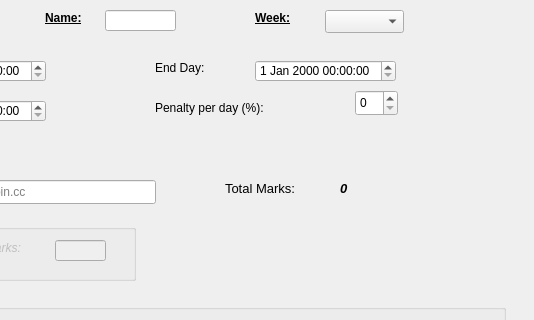
This is src/ui/createOneOffAssignment_dialog.ui in healyp/handin as Qt 5 draws it before an edit; both pictures show x 255 to 789 and y 0 to 320 of the 789 by 930 pixel window. The edited form follows.
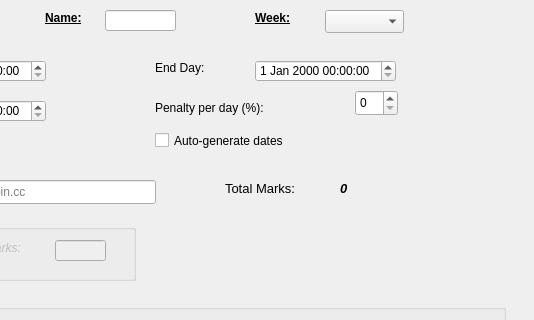
This is the edited form.

Commit message: Added definitions functionality for automatically generating dates. Gap week(s) still need to be implemented however

Patch:
```diff
--- a/src/ui/createOneOffAssignment_dialog.ui
+++ b/src/ui/createOneOffAssignment_dialog.ui
@@ -813,6 +813,19 @@
     <string>Cancel</string>
    </property>
   </widget>
+  <widget class="QCheckBox" name="autoGenerate_checkBox">
+   <property name="geometry">
+    <rect>
+     <x>410</x>
+     <y>130</y>
+     <width>171</width>
+     <height>21</height>
+    </rect>
+   </property>
+   <property name="text">
+    <string>Auto-generate dates</string>
+   </property>
+  </widget>
  </widget>
  <resources/>
  <connections/>
```
The commit also changes 6 other files.
